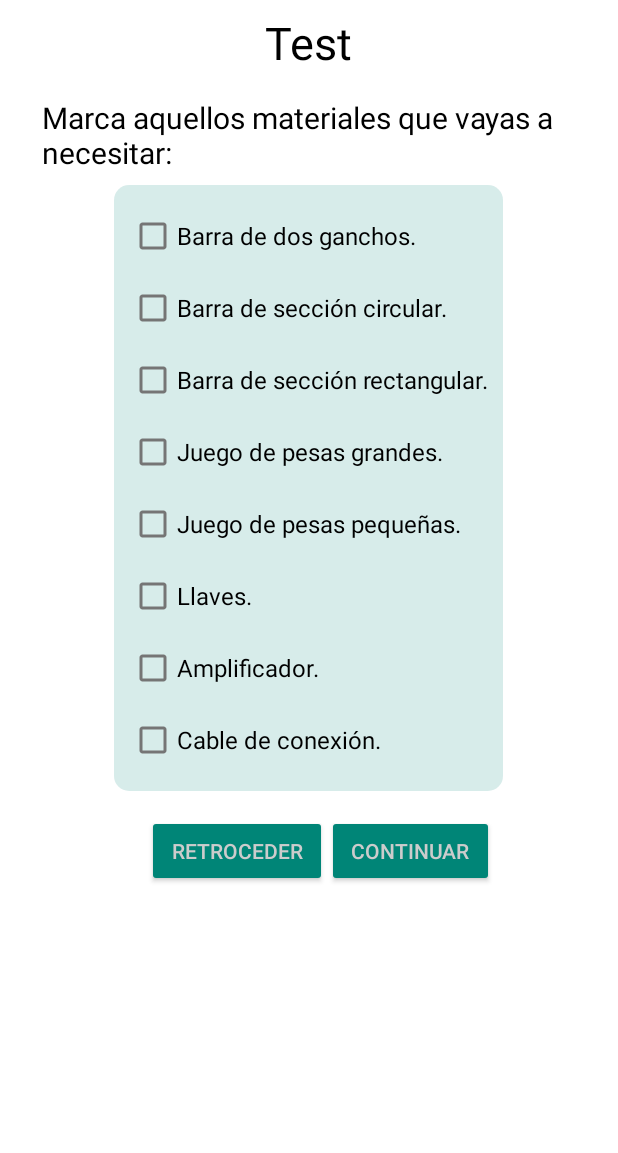
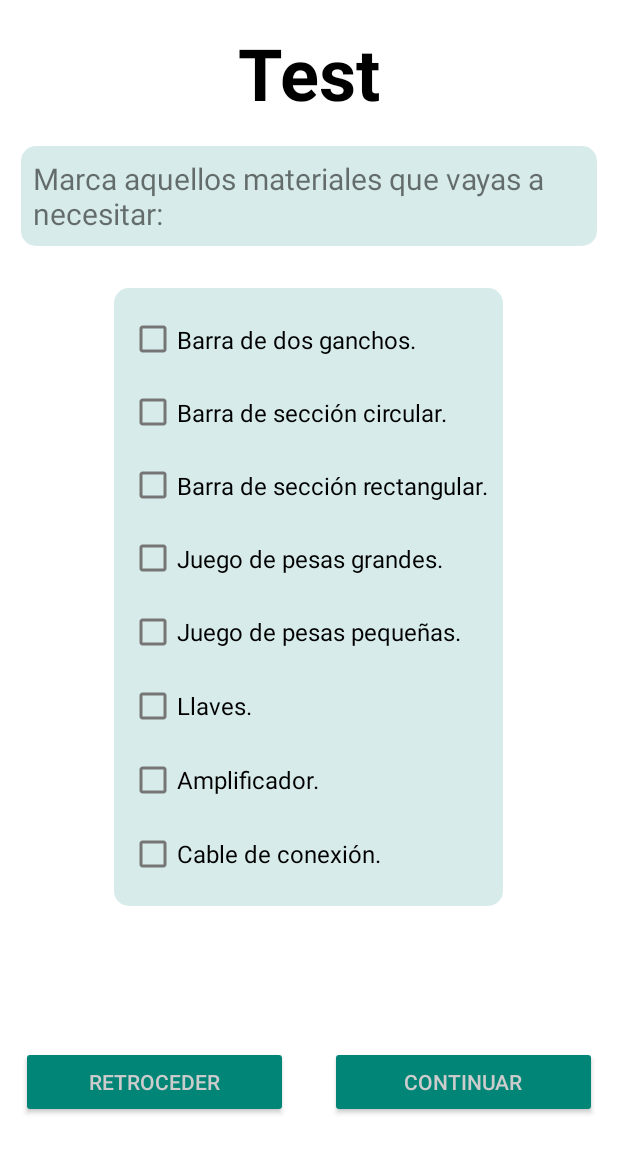
Before and after one commit to GRsni/Lab-Manual, an Android app: the layout materials_torsion_fragment.xml on its own in the app's theme, with its tools: preview values and no code run, on a phone screen of 412 x 824 dp. Shown: the top 1153 px of the screen. Run offline under Robolectric (Android 15) with nearby library versions, the phone set to English and light mode, and no system bars.

Commit message:
Change package structure, start implementing MaterialsTorsion fragment

```diff
--- a/app/src/main/java/uca/esi/manual/screens/materials/MaterialsPandeoFragment.kt
+++ b/app/src/main/java/uca/esi/manual/screens/materials/pandeo/MaterialsPandeoFragment.kt
@@ -1,4 +1,4 @@
-package uca.esi.manual.screens.materials
+package uca.esi.manual.screens.materials.pandeo
 
 import android.os.Bundle
 import android.view.LayoutInflater
--- a/app/src/main/java/uca/esi/manual/screens/materials/MaterialsPandeoViewModel.kt
+++ b/app/src/main/java/uca/esi/manual/screens/materials/pandeo/MaterialsPandeoViewModel.kt
@@ -1,4 +1,4 @@
-package uca.esi.manual.screens.materials
+package uca.esi.manual.screens.materials.pandeo
 
 import android.text.Editable
 import android.widget.RadioGroup
--- a/app/src/main/java/uca/esi/manual/screens/materials/MaterialsPandeoViewModelFactory.kt
+++ b/app/src/main/java/uca/esi/manual/screens/materials/pandeo/MaterialsPandeoViewModelFactory.kt
@@ -1,4 +1,4 @@
-package uca.esi.manual.screens.materials
+package uca.esi.manual.screens.materials.pandeo
 
 import androidx.lifecycle.ViewModel
 import androidx.lifecycle.ViewModelProvider
--- a/app/src/main/res/layout/materials_pandeo_fragment.xml
+++ b/app/src/main/res/layout/materials_pandeo_fragment.xml
@@ -2,13 +2,13 @@
 <layout xmlns:android="http://schemas.android.com/apk/res/android"
     xmlns:app="http://schemas.android.com/apk/res-auto"
     xmlns:tools="http://schemas.android.com/tools"
-    tools:context=".screens.materials.MaterialsPandeoFragment">
+    tools:context=".screens.materials.pandeo.MaterialsPandeoFragment">
 
     <data>
 
         <variable
             name="materialsPandeoViewModel"
-            type="uca.esi.manual.screens.materials.MaterialsPandeoViewModel" />
+            type="uca.esi.manual.screens.materials.pandeo.MaterialsPandeoViewModel" />
     </data>
 
     <androidx.constraintlayout.widget.ConstraintLayout
@@ -149,7 +149,6 @@
             android:layout_width="0dp"
             android:layout_height="wrap_content"
             android:layout_marginHorizontal="14dp"
-            android:layout_weight="1"
             android:text="@string/boton_anterior"
             app:layout_constraintBottom_toBottomOf="parent"
             app:layout_constraintEnd_toStartOf="@+id/guideline2"
--- a/app/src/main/res/layout/materials_torsion_fragment.xml
+++ b/app/src/main/res/layout/materials_torsion_fragment.xml
@@ -1,24 +1,29 @@
 <?xml version="1.0" encoding="utf-8"?>
-<LinearLayout xmlns:android="http://schemas.android.com/apk/res/android"
+<layout xmlns:android="http://schemas.android.com/apk/res/android"
     xmlns:app="http://schemas.android.com/apk/res-auto"
+    xmlns:tools="http://schemas.android.com/tools"
+    tools:context=".screens.materials.torsion.MaterialsTorsionFragment">
+
+    <data>
+
+        <variable
+            name="materialsTorsionViewModel"
+            type="uca.esi.manual.screens.materials.torsion.MaterialsTorsionViewModel" />
+    </data>
+
+    <androidx.constraintlayout.widget.ConstraintLayout
         android:layout_width="match_parent"
-    android:layout_height="match_parent"
-    android:gravity="center_horizontal"
-    android:orientation="vertical">
+        android:layout_height="match_parent">
 
         <TextView
             android:id="@+id/textView10"
             android:layout_width="wrap_content"
             android:layout_height="wrap_content"
-        android:layout_marginStart="8dp"
-        android:layout_marginLeft="8dp"
-        android:layout_marginTop="8dp"
-        android:layout_marginEnd="8dp"
-        android:layout_marginRight="8dp"
-        android:layout_marginBottom="8dp"
+            android:layout_margin="8dp"
             android:text="@string/test"
             android:textColor="@android:color/black"
-        android:textSize="30sp"
+            android:textSize="48sp"
+            android:textStyle="bold"
             app:layout_constraintBottom_toBottomOf="parent"
             app:layout_constraintEnd_toEndOf="parent"
             app:layout_constraintHorizontal_bias="0.501"
@@ -28,13 +33,12 @@
 
         <TextView
             android:id="@+id/textView6"
-        android:layout_width="wrap_content"
+            android:layout_width="match_parent"
             android:layout_height="wrap_content"
-        android:layout_margin="8dp"
-        android:paddingLeft="20dp"
-        android:paddingRight="20dp"
+            android:layout_marginHorizontal="14dp"
+            android:background="@drawable/back"
+            android:padding="8dp"
             android:text="@string/eligeMateriales"
-        android:textColor="@android:color/black"
             android:textSize="20sp"
             app:layout_constraintBottom_toBottomOf="parent"
             app:layout_constraintEnd_toEndOf="parent"
@@ -45,7 +49,7 @@
         <LinearLayout
             android:id="@+id/linearLayout4"
             android:layout_width="wrap_content"
-        android:layout_height="wrap_content"
+            android:layout_height="0dp"
             android:layout_marginBottom="8dp"
             android:background="@drawable/back"
             android:gravity="center"
@@ -53,98 +57,122 @@
             android:padding="10dp"
             app:layout_constraintBottom_toBottomOf="parent"
             app:layout_constraintEnd_toEndOf="parent"
-        app:layout_constraintHorizontal_bias="0.0"
+            app:layout_constraintHeight_percent=".5"
+            app:layout_constraintHorizontal_bias="0.496"
             app:layout_constraintStart_toStartOf="parent"
             app:layout_constraintTop_toBottomOf="@+id/textView6"
-        app:layout_constraintVertical_bias="0.0">
+            app:layout_constraintVertical_bias="0.116">
 
             <CheckBox
                 android:id="@+id/checkDosGanchos"
+                style="@android:style/Widget.CompoundButton.CheckBox"
                 android:layout_width="match_parent"
-            android:layout_height="wrap_content"
+                android:layout_height="0dp"
+                android:layout_weight="1"
                 android:text="@string/BarraDosGanchos"
                 android:textSize="16sp" />
 
             <CheckBox
                 android:id="@+id/checkBCircular"
+                style="@android:style/Widget.CompoundButton.CheckBox"
                 android:layout_width="match_parent"
-            android:layout_height="wrap_content"
+                android:layout_height="0dp"
+                android:layout_weight="1"
                 android:text="@string/BarraCircular"
                 android:textSize="16sp" />
 
             <CheckBox
                 android:id="@+id/checkBRectangular"
+                style="@android:style/Widget.CompoundButton.CheckBox"
                 android:layout_width="match_parent"
-            android:layout_height="wrap_content"
+                android:layout_height="0dp"
+                android:layout_weight="1"
                 android:text="@string/BarraRectangular"
                 android:textSize="16sp" />
 
             <CheckBox
                 android:id="@+id/checkPeGrandes"
+                style="@android:style/Widget.CompoundButton.CheckBox"
                 android:layout_width="match_parent"
-            android:layout_height="wrap_content"
+                android:layout_height="0dp"
+                android:layout_weight="1"
                 android:text="@string/PesasGrandes"
                 android:textSize="16sp" />
 
             <CheckBox
                 android:id="@+id/checkPePeq"
+                style="@android:style/Widget.CompoundButton.CheckBox"
                 android:layout_width="match_parent"
-            android:layout_height="wrap_content"
+                android:layout_height="0dp"
+                android:layout_weight="1"
                 android:text="@string/PesasPequeñas"
                 android:textSize="16sp" />
 
             <CheckBox
                 android:id="@+id/checkLlaves"
+                style="@android:style/Widget.CompoundButton.CheckBox"
                 android:layout_width="match_parent"
-            android:layout_height="wrap_content"
+                android:layout_height="0dp"
+                android:layout_weight="1"
                 android:text="@string/Llaves"
                 android:textSize="16sp" />
 
             <CheckBox
                 android:id="@+id/checkAmpli"
+                style="@android:style/Widget.CompoundButton.CheckBox"
                 android:layout_width="match_parent"
-            android:layout_height="wrap_content"
+                android:layout_height="0dp"
+                android:layout_weight="1"
                 android:text="@string/Ampli"
                 android:textSize="16sp" />
 
             <CheckBox
                 android:id="@+id/checkCable"
+                style="@android:style/Widget.CompoundButton.CheckBox"
                 android:layout_width="match_parent"
-            android:layout_height="wrap_content"
+                android:layout_height="0dp"
+                android:layout_weight="1"
                 android:text="@string/Cable"
                 android:textSize="16sp" />
         </LinearLayout>
-
-    <LinearLayout
-        android:layout_width="wrap_content"
-        android:layout_height="wrap_content"
-        android:layout_marginStart="8dp"
-        android:layout_marginTop="8dp"
-        android:layout_marginBottom="8dp"
-        android:orientation="horizontal"
-        app:layout_constraintBottom_toBottomOf="parent"
-        app:layout_constraintEnd_toEndOf="parent"
-        app:layout_constraintHorizontal_bias="0.476"
-        app:layout_constraintStart_toStartOf="parent"
-        app:layout_constraintTop_toBottomOf="@+id/linearLayout4">
-
-        <Button
-            android:id="@+id/buttonAnt"
-            style="@style/Widget.AppCompat.Button.Colored"
-            android:layout_width="wrap_content"
-            android:layout_height="wrap_content"
-            android:onClick="findPreviousLayout"
-            android:text="@string/boton_anterior" />
 
         <Button
             android:id="@+id/buttonCont"
             style="@style/Widget.AppCompat.Button.Colored"
             android:layout_width="0dp"
             android:layout_height="wrap_content"
-            android:layout_weight="1"
-            android:onClick="compruebaMaterialesTorsion"
-            android:text="@string/boton_continuar" />
+            android:layout_marginHorizontal="14dp"
+            android:text="@string/boton_continuar"
+            app:layout_constraintBottom_toBottomOf="parent"
+            app:layout_constraintEnd_toEndOf="parent"
+            app:layout_constraintStart_toStartOf="@+id/guideline2"
+            app:layout_constraintTop_toTopOf="@+id/guideline3" />
 
-    </LinearLayout>
+        <Button
+            android:id="@+id/buttonAnt"
+            style="@style/Widget.AppCompat.Button.Colored"
+            android:layout_width="0dp"
+            android:layout_height="wrap_content"
+            android:layout_marginHorizontal="14dp"
+            android:text="@string/boton_anterior"
+            app:layout_constraintBottom_toBottomOf="parent"
+            app:layout_constraintEnd_toStartOf="@+id/guideline2"
+            app:layout_constraintStart_toStartOf="parent"
+            app:layout_constraintTop_toTopOf="@+id/guideline3" />
 
-</LinearLayout>
+        <androidx.constraintlayout.widget.Guideline
+            android:id="@+id/guideline2"
+            android:layout_width="wrap_content"
+            android:layout_height="wrap_content"
+            android:orientation="vertical"
+            app:layout_constraintGuide_percent=".50" />
+
+        <androidx.constraintlayout.widget.Guideline
+            android:id="@+id/guideline3"
+            android:layout_width="wrap_content"
+            android:layout_height="wrap_content"
+            android:orientation="horizontal"
+            app:layout_constraintGuide_percent=".75" />
+    </androidx.constraintlayout.widget.ConstraintLayout>
+
+</layout>
```
Also changed, not shown: app/src/main/java/uca/esi/manual/screens/chest/ChestFragment.kt (+5 -5 lines), app/src/main/java/uca/esi/manual/screens/materials/torsion/MaterialsTorsionFragment.kt (added, +51 -0 lines), app/src/main/java/uca/esi/manual/screens/materials/torsion/MaterialsTorsionViewModel.kt (added, +61 -0 lines), app/src/main/java/uca/esi/manual/screens/materials/torsion/MaterialsTorsionViewModelFactory.kt (added, +18 -0 lines), app/src/main/res/layout/chest_fragment.xml (+8 -3 lines), app/src/main/res/navigation/main_navigation.xml (+25 -1 lines). Lines whose indentation alone changed are shown as unchanged.
